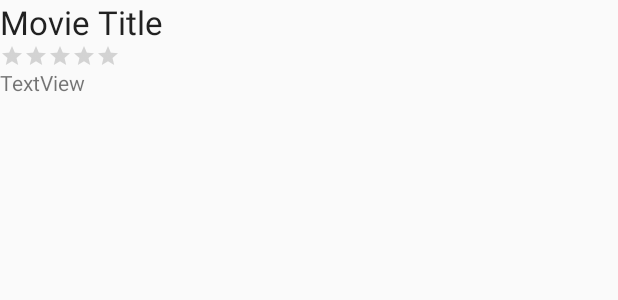
After one commit to alveerak/Flicks, an Android app: the layout activity_movie_details.xml on its own in the app's theme, with its tools: preview values and no code run, on a phone screen of 412 x 824 dp. The commit adds this screen. Shown: the top 300 px of the screen. Run offline under Robolectric (Android 15) with nearby library versions, the phone set to English and light mode, and no system bars.

Commit message:
Added details activity

```diff
--- a/app/build.gradle
+++ b/app/build.gradle
@@ -31,5 +31,6 @@ dependencies {
     annotationProcessor 'com.github.bumptech.glide:compiler:4.7.1'
     implementation 'jp.wasabeef:glide-transformations:3.3.0'
     implementation 'jp.co.cyberagent.android.gpuimage:gpuimage-library:1.4.1'
-
+    implementation 'org.parceler:parceler-api:1.1.6'
+    annotationProcessor 'org.parceler:parceler:1.1.6'
 }
--- a/app/src/main/AndroidManifest.xml
+++ b/app/src/main/AndroidManifest.xml
@@ -2,15 +2,15 @@
 <manifest xmlns:android="http://schemas.android.com/apk/res/android"
     package="com.codepath.alveera.flicks">
 
+    <uses-permission android:name="android.permission.INTERNET" />
 
-    <uses-permission android:name="android.permission.INTERNET" />
     <application
         android:allowBackup="true"
         android:icon="@mipmap/ic_launcher"
         android:label="@string/app_name"
         android:roundIcon="@mipmap/ic_launcher_round"
         android:supportsRtl="true"
-        android:theme="@style/AppTheme">
+        android:theme="@style/Theme.AppCompat.Light.NoActionBar">
         <activity android:name=".MovieListActivity">
             <intent-filter>
                 <action android:name="android.intent.action.MAIN" />
@@ -18,6 +18,7 @@
                 <category android:name="android.intent.category.LAUNCHER" />
             </intent-filter>
         </activity>
+        <activity android:name=".MovieDetailsActivity"></activity>
     </application>
 
 </manifest>
--- /dev/null
+++ b/app/src/main/res/layout/activity_movie_details.xml
@@ -0,0 +1,42 @@
+<?xml version="1.0" encoding="utf-8"?>
+<RelativeLayout xmlns:android="http://schemas.android.com/apk/res/android"
+    xmlns:app="http://schemas.android.com/apk/res-auto"
+    xmlns:tools="http://schemas.android.com/tools"
+    android:layout_width="match_parent"
+    android:layout_height="match_parent"
+    tools:context=".MovieDetailsActivity">
+
+    <TextView
+        android:id="@+id/tvTitle"
+        android:layout_width="wrap_content"
+        android:layout_height="wrap_content"
+        android:layout_alignParentLeft="true"
+        android:layout_alignParentStart="true"
+        android:layout_alignParentTop="true"
+        android:text="Movie Title"
+        android:textAppearance="@android:style/TextAppearance.Large"
+        tools:layout_alignParentRight="true"
+        tools:layout_alignParentEnd="true" />
+
+    <RatingBar
+        android:id="@+id/rbVoteAverage"
+        style="@style/Widget.AppCompat.RatingBar.Small"
+        android:layout_width="wrap_content"
+        android:layout_height="wrap_content"
+        android:layout_alignParentLeft="true"
+        android:layout_alignParentStart="true"
+        android:layout_below="@+id/tvTitle"
+        android:numStars="5"
+        android:stepSize="0.5" />
+
+    <TextView
+        android:id="@+id/tvOverview"
+        android:layout_width="wrap_content"
+        android:layout_height="wrap_content"
+        android:text="TextView"
+        android:layout_below="@+id/rbVoteAverage"
+        android:layout_alignParentLeft="true"
+        android:layout_alignParentStart="true"
+        android:layout_alignParentRight="true"
+        android:layout_alignParentEnd="true" />
+</RelativeLayout>
```
Also changed, not shown: app/src/main/java/com/codepath/alveera/flicks/MovieAdapter.java (+24 -1 lines), app/src/main/java/com/codepath/alveera/flicks/MovieDetailsActivity.java (added, +50 -0 lines), app/src/main/java/com/codepath/alveera/flicks/models/Movie.java (+16 -5 lines).
